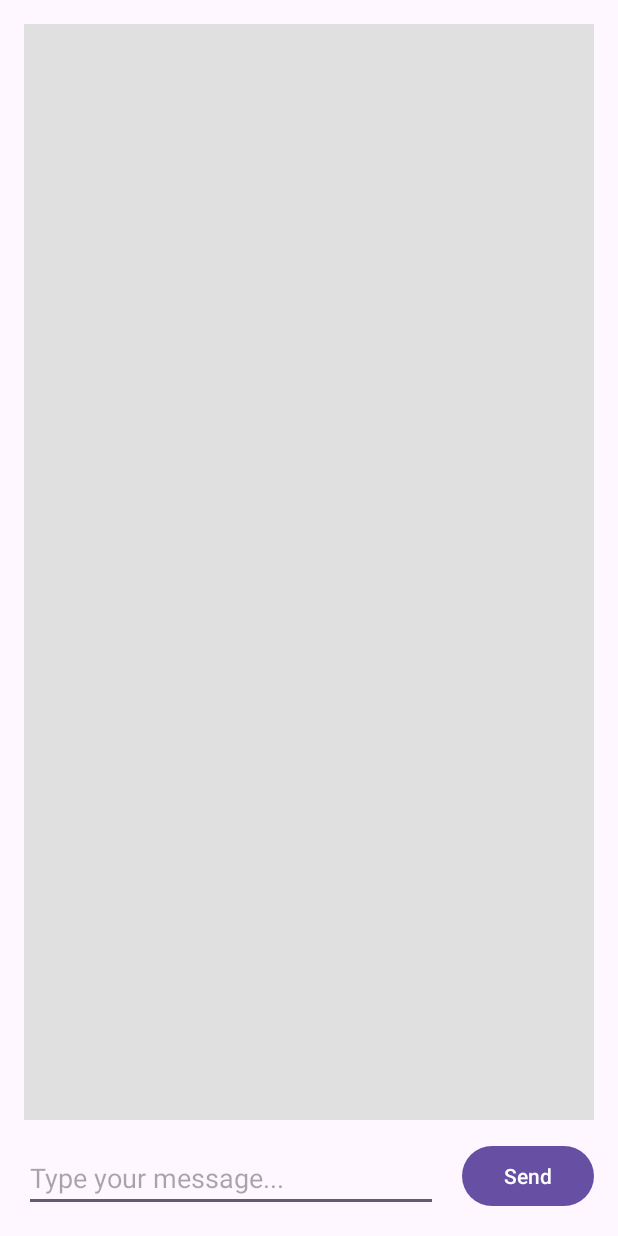
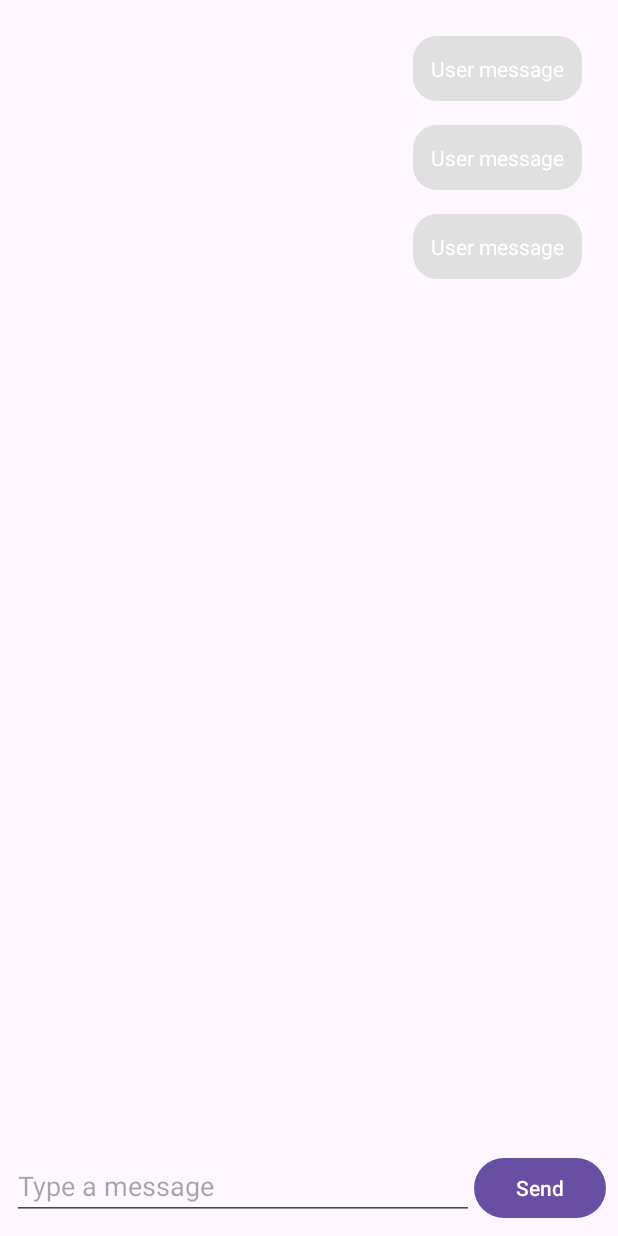
Before and after one commit to jimmy19981226/CalmCloud, an Android app: the layout activity_chat_bot.xml on its own in the app's theme, with its tools: preview values and no code run, on a phone screen of 412 x 824 dp. Run offline under Robolectric (Android 15) with nearby library versions, the phone set to English and light mode, and no system bars.

Commit message:
Implement OpenAI API and chatbot activity

```diff
--- a/app/src/main/java/com/example/calmcloud/api/RetrofitClient.kt
+++ b/app/src/main/java/com/example/calmcloud/api/RetrofitClient.kt
@@ -17,7 +17,7 @@ object RetrofitClient {
         .addInterceptor(loggingInterceptor)
         .addInterceptor { chain ->
             val request = chain.request().newBuilder()
-                .addHeader("Authorization", "Bearer ")
+                .addHeader("Authorization", "Bearer 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")
                 .build()
             chain.proceed(request)
         }
--- /dev/null
+++ b/app/src/main/java/com/example/calmcloud/subpage/ChatMessage.kt
@@ -0,0 +1,6 @@
+package com.example.calmcloud.subpage
+
+data class ChatMessage(
+    val message: String,
+    val isUser: Boolean
+)
--- /dev/null
+++ b/app/src/main/res/drawable/bot_message_background.xml
@@ -0,0 +1,4 @@
+<shape xmlns:android="http://schemas.android.com/apk/res/android">
+    <solid android:color="@color/bot_message_bg" />
+    <corners android:radius="16dp" />
+</shape>
--- /dev/null
+++ b/app/src/main/res/drawable/user_message_background.xml
@@ -0,0 +1,4 @@
+<shape xmlns:android="http://schemas.android.com/apk/res/android">
+    <solid android:color="@color/user_message_bg" />
+    <corners android:radius="16dp" />
+</shape>
--- a/app/src/main/res/layout/activity_chat_bot.xml
+++ b/app/src/main/res/layout/activity_chat_bot.xml
@@ -4,37 +4,41 @@
     xmlns:tools="http://schemas.android.com/tools"
     android:layout_width="match_parent"
     android:layout_height="match_parent"
-    tools:context=".ChatBotActivity">
+    tools:context=".subpage.ChatBotActivity">
 
-    <TextView
-        android:id="@+id/conversationTextView"
+    <androidx.recyclerview.widget.RecyclerView
+        android:id="@+id/recyclerView"
         android:layout_width="0dp"
         android:layout_height="0dp"
         android:layout_margin="16dp"
-        android:background="#E0E0E0"
-        android:padding="8dp"
-        android:scrollbars="vertical"
         app:layout_constraintTop_toTopOf="parent"
-        app:layout_constraintBottom_toTopOf="@+id/userInputEditText"
+        app:layout_constraintBottom_toTopOf="@id/messageInputLayout"
         app:layout_constraintStart_toStartOf="parent"
-        app:layout_constraintEnd_toEndOf="parent" />
+        app:layout_constraintEnd_toEndOf="parent"
+        tools:listitem="@layout/item_user_message" />
 
-    <EditText
-        android:id="@+id/userInputEditText"
+    <LinearLayout
+        android:id="@+id/messageInputLayout"
         android:layout_width="0dp"
         android:layout_height="wrap_content"
-        android:layout_margin="16dp"
-        android:hint="Type your message..."
+        android:orientation="horizontal"
         app:layout_constraintBottom_toBottomOf="parent"
         app:layout_constraintStart_toStartOf="parent"
-        app:layout_constraintEnd_toStartOf="@+id/sendButton" />
+        app:layout_constraintEnd_toEndOf="parent"
+        android:padding="8dp">
 
-    <Button
-        android:id="@+id/sendButton"
-        android:layout_width="wrap_content"
-        android:layout_height="wrap_content"
-        android:layout_margin="16dp"
-        android:text="Send"
-        app:layout_constraintBottom_toBottomOf="parent"
-        app:layout_constraintEnd_toEndOf="parent" />
+        <EditText
+            android:id="@+id/userInputEditText"
+            android:layout_width="0dp"
+            android:layout_height="wrap_content"
+            android:layout_weight="1"
+            android:hint="Type a message" />
+
+        <Button
+            android:id="@+id/sendButton"
+            android:layout_width="wrap_content"
+            android:layout_height="wrap_content"
+            android:text="Send" />
+    </LinearLayout>
+
 </androidx.constraintlayout.widget.ConstraintLayout>
--- /dev/null
+++ b/app/src/main/res/layout/item_user_message.xml
@@ -0,0 +1,17 @@
+<?xml version="1.0" encoding="utf-8"?>
+<LinearLayout xmlns:android="http://schemas.android.com/apk/res/android"
+    android:layout_width="match_parent"
+    android:layout_height="wrap_content"
+    android:orientation="horizontal"
+    android:padding="8dp"
+    android:gravity="end">
+
+    <TextView
+        android:id="@+id/userMessageTextView"
+        android:layout_width="wrap_content"
+        android:layout_height="wrap_content"
+        android:background="@drawable/user_message_background"
+        android:padding="12dp"
+        android:textColor="@android:color/white"
+        android:text="User message" />
+</LinearLayout>
--- a/app/src/main/res/values/colors.xml
+++ b/app/src/main/res/values/colors.xml
@@ -11,4 +11,6 @@
     <color name="purple">#800080</color>
     <color name="red">#FF0000</color>
     <color name="darkred">#8B0000</color>
+    <color name="user_message_bg">#e0e0e0</color>
+    <color name="bot_message_bg">#e0e0e0</color>
 </resources>
```
Also changed, not shown: app/src/main/java/com/example/calmcloud/subpage/ChatAdapter.kt (added, +58 -0 lines), app/src/main/java/com/example/calmcloud/subpage/ChatBotActivity.kt (+25 -20 lines), app/src/main/res/layout/item_bot_message.xml (added, +17 -0 lines).
